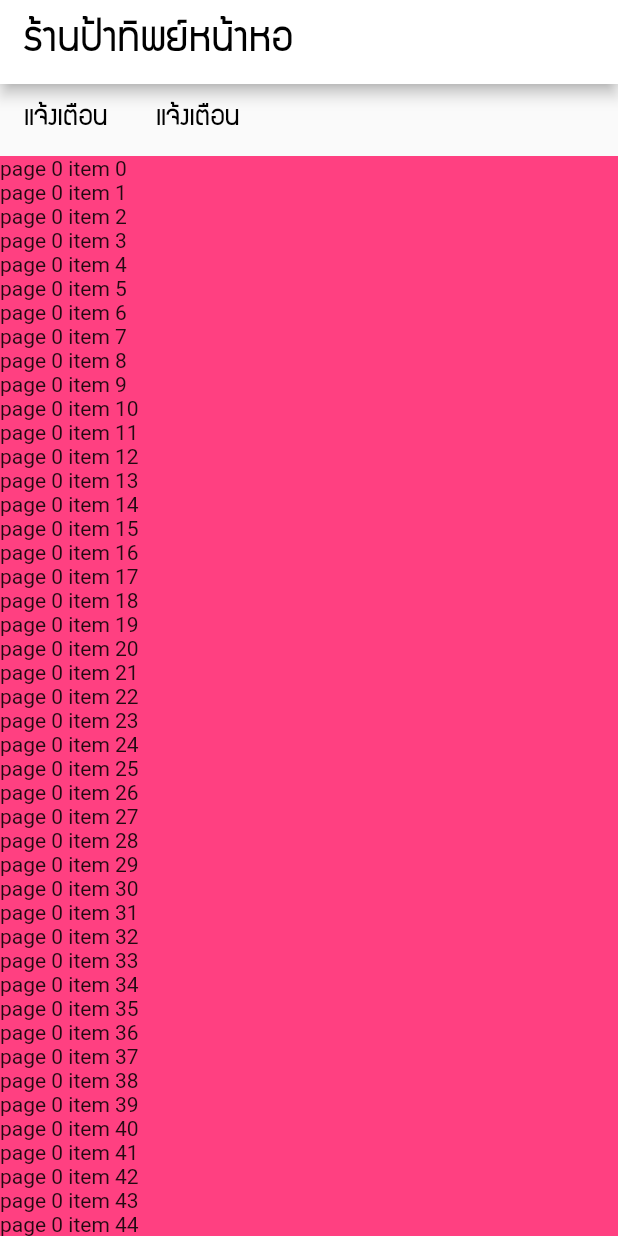
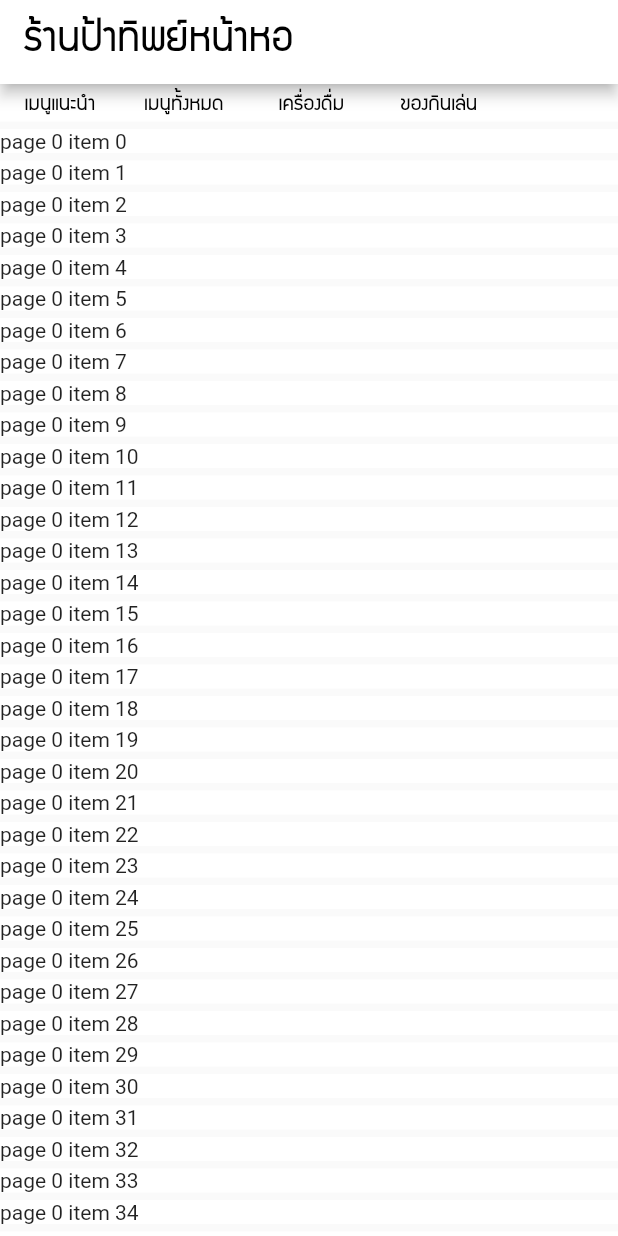
Before and after one commit to benzjakk/khanomfood, a Flutter app: the StorefrontPageChild screen opened directly, on a phone screen of 412 x 824 dp. Run offline on Flutter 3.47's test engine with Material 2 defaults, Android fonts, the phone set to English and light mode, and no system bars.

Commit message:
update test

```diff
--- a/khanomfood/lib/ui/pages/storefront_page.dart
+++ b/khanomfood/lib/ui/pages/storefront_page.dart
@@ -10,6 +10,7 @@ class StorefrontPage extends StatelessWidget {
       title: 'Khanom Food',
       theme: ThemeData(
         primarySwatch: Colors.pink,
+        scaffoldBackgroundColor: Colors.grey,
         visualDensity: VisualDensity.adaptivePlatformDensity,
       ),
       home: StorefrontPageChild(title: 'Khanom Food'),
@@ -51,37 +52,96 @@ class _StorefrontPageState extends State<StorefrontPageChild> {
       ),
       body: Column(
         children: <Widget>[
-          Row(
+          Container(
+            color: Colors.white,
+            child: Row(
               children: <Widget>[
-              FlatButton(
+                Padding(
+                  padding: const EdgeInsets.fromLTRB(0, 5, 0, 0),
+                  child: Container(
+                    width: 80,
+                    height: 20,
+                    child: FlatButton(
                       onPressed: () {
                         _pageController.animateToPage(0,
                             duration: Duration(milliseconds: 200),
                             curve: Curves.linear);
                       },
                       child: Text(
-                  'แจ้งเตือน',
+                        'เมนูแนะนำ',
                         style: TextStyle(
                             fontFamily: 'supermarket',
-                      fontSize: 20,
+                            fontSize: 15,
                             color: Colors.black),
                       ),
                     ),
-              FlatButton(
+                  ),
+                ),
+                Padding(
+                  padding: const EdgeInsets.fromLTRB(0, 5, 0, 0),
+                  child: Container(
+                    width: 85,
+                    height: 20,
+                    child: FlatButton(
                       onPressed: () {
                         _pageController.animateToPage(1,
                             duration: Duration(milliseconds: 200),
                             curve: Curves.linear);
                       },
                       child: Text(
-                  'แจ้งเตือน',
+                        'เมนูทั้งหมด',
                         style: TextStyle(
                             fontFamily: 'supermarket',
-                      fontSize: 20,
+                            fontSize: 15,
                             color: Colors.black),
                       ),
                     ),
+                  ),
+                ),
+                Padding(
+                  padding: const EdgeInsets.fromLTRB(0, 5, 0, 0),
+                  child: Container(
+                    width: 85,
+                    height: 20,
+                    child: FlatButton(
+                      onPressed: () {
+                        _pageController.animateToPage(2,
+                            duration: Duration(milliseconds: 200),
+                            curve: Curves.linear);
+                      },
+                      child: Text(
+                        'เครื่องดื่ม',
+                        style: TextStyle(
+                            fontFamily: 'supermarket',
+                            fontSize: 15,
+                            color: Colors.black),
+                      ),
+                    ),
+                  ),
+                ),
+                Padding(
+                  padding: const EdgeInsets.fromLTRB(0, 5, 0, 0),
+                  child: Container(
+                    width: 85,
+                    height: 20,
+                    child: FlatButton(
+                      onPressed: () {
+                        _pageController.animateToPage(3,
+                            duration: Duration(milliseconds: 200),
+                            curve: Curves.linear);
+                      },
+                      child: Text(
+                        'ของกินเล่น',
+                        style: TextStyle(
+                            fontFamily: 'supermarket',
+                            fontSize: 15,
+                            color: Colors.black),
+                      ),
+                    ),
+                  ),
+                ),
               ],
+            ),
           ),
           Expanded(
             child: PageView(
@@ -90,13 +150,17 @@ class _StorefrontPageState extends State<StorefrontPageChild> {
               scrollDirection: Axis.horizontal,
               children: <Widget>[
                 Container(
-                  color: Colors.pinkAccent,
                   child: ListView.builder(
                     controller: scrollController,
                     itemCount: 100,
                     physics: ClampingScrollPhysics(),
                     itemBuilder: (context, index) {
-                      return Text('page 0 item $index');
+                      return Padding(
+                        padding: const EdgeInsets.fromLTRB(0, 5, 0, 0),
+                        child: Container(
+                            color: Colors.white,
+                            child: Text('page 0 item $index')),
+                      );
                     },
                   ),
                 ),
```
Lines whose indentation alone changed are shown as unchanged.
